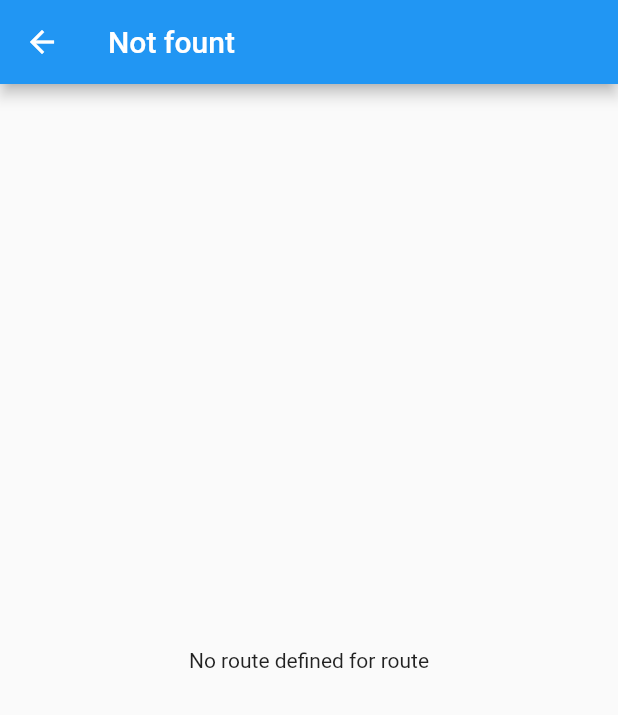
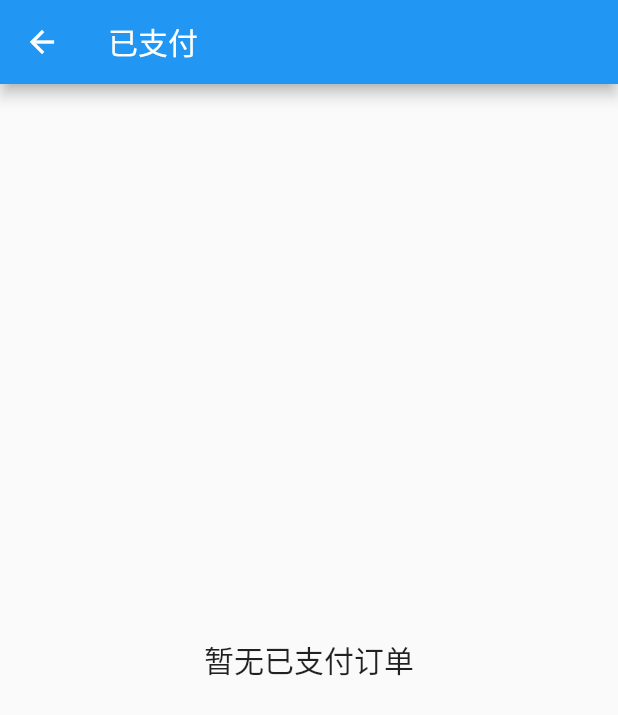
Before and after one commit to ZWN2001/TrainClientFlutter, a Flutter app: the OrderPage screen opened directly, after a tap on "已支付", on a phone screen of 412 x 824 dp. Shown: the top 715 px of the screen. Run offline on Flutter 3.47's test engine with Material 2 defaults, Android fonts, the phone set to English and light mode, and no system bars; our stand-ins replace dio, fluttertoast, webview_flutter.

Commit message:
feat:已支付界面

```diff
--- a/lib/api/api.dart
+++ b/lib/api/api.dart
@@ -105,13 +105,15 @@ class TicketAndOrderApi{
   ///改签
   String urlPostRebook = "${Service.hostTicket}${Service.command}/rebook";
   ///取票
-  String urlPostGet = "${Service.hostTicket}${Service.command}/booking";
+  String urlPostGet = "${Service.hostTicket}${Service.command}/get";
+  String urlPostBookingCancel = "${Service.hostTicket}${Service.command}/bookingCancel";
   ///余票
   String urlGetTicketRemain = "${Service.hostTicket}${Service.query}/ticketRemain";
   ///票价
   String urlGetTicketPrice = "${Service.hostTicket}${Service.query}/ticketPrice";
   String urlGetSelfTicket = "${Service.hostTicket}${Service.query}/selfTicket";
   String urlGetSelfOrder = "${Service.hostTicket}${Service.query}/selfOrder";
+  String urlGetSelfPaiedOrder = "${Service.hostTicket}${Service.query}/selfPaiedOrder";
   String urlGetTicketInfo = "${Service.hostTicket}${Service.query}/ticketInfo";
   String urlGetTicketSeatInfo = "${Service.hostTicket}${Service.query}/ticketSeatInfo";
   String urlGetTicketToPayDetail = "${Service.hostTicket}${Service.query}/ticketToPayDetail";
--- a/lib/bean/bean.dart
+++ b/lib/bean/bean.dart
@@ -12,3 +12,21 @@ class PassengerToPay {
 }
 
 }
+
+class OrderGeneral {
+  late final String orderId;
+  late final String trainRouteId;
+  late final String fromStationId;
+  late final String toStationId;
+  late final String departureDate;
+  late final String orderStatus;
+
+  OrderGeneral.fromJson(jsonMap) {
+    orderId = jsonMap['orderId'] ?? '0';
+    trainRouteId = jsonMap['trainRouteId'] ?? '0';
+    fromStationId = jsonMap['fromStationId'] ?? '0';
+    toStationId = jsonMap['toStationId'] ?? '0';
+    departureDate = jsonMap['departureDate'] ?? '0';
+    orderStatus = jsonMap['orderStatus'] ?? '';
+  }
+}
--- a/lib/route/route_table.dart
+++ b/lib/route/route_table.dart
@@ -1,8 +1,9 @@
 import 'package:flutter/material.dart';
-import 'package:train_client_flutter/ui/ticket_unpaid.dart';
+import 'package:train_client_flutter/ui/ticket_unpaied.dart';
 
 import '../ui/main_page.dart';
 import '../ui/splash.dart';
+import '../ui/ticket_paied.dart';
 
 /// 路由表
 class RouteTable {
@@ -13,6 +14,7 @@ class RouteTable {
     // 主界面
     '/main_page': (context) => const MainPage(),
     '/ticket_unpaid':(context) => const TicketUnpaiedPage(),
+    '/ticket_paid':(context) => const TicketPaiedPage(),
   };
 
   //鉴权拦截表
--- a/lib/ui/order_page.dart
+++ b/lib/ui/order_page.dart
@@ -43,7 +43,7 @@ class OrderPage extends StatelessWidget {
                 Row(
                   children: [
                     Expanded(child: _buttonsItem(context,Icons.account_balance_wallet_outlined, '待支付', '/ticket_unpaid')),
-                    Expanded(child: _buttonsItem(context,Icons.assignment_outlined, '已支付', 'route')),
+                    Expanded(child: _buttonsItem(context,Icons.assignment_outlined, '已支付', '/ticket_paid')),
                     Expanded(child: _buttonsItem(context,Icons.assignment_turned_in_outlined, '全部订单', 'route')),
                     Expanded(child: _buttonsItem(context,Icons.local_mall_outlined, '我的车票', 'route')),
                   ],
--- /dev/null
+++ b/lib/ui/ticket_paied.dart
@@ -0,0 +1,39 @@
+import 'package:flutter/material.dart';
+import 'package:train_client_flutter/bean/bean.dart';
+
+import '../widget/cards.dart';
+
+class TicketPaiedPage extends StatefulWidget{
+  const TicketPaiedPage({Key? key}) : super(key: key);
+
+  @override
+  State<StatefulWidget> createState() =>TicketPaiedState();
+}
+
+class TicketPaiedState extends State<TicketPaiedPage>{
+  OrderGeneral o = OrderGeneral.fromJson({});
+  late List<OrderGeneral> list = [];
+
+
+  @override
+  Widget build(BuildContext context) {
+    return Scaffold(
+      appBar: AppBar(title: const Text("已支付"),),
+      body: list.isEmpty?_noTicketWidget():_ticketsWidget(),
+    );
+  }
+  Widget _noTicketWidget(){
+    return const Center(
+      child: Text("暂无已支付订单",style: TextStyle(fontSize: 20),),
+    );
+  }
+
+  Widget _ticketsWidget(){
+    return Column(
+      children: [
+        TicketPaiedCard(orderGeneral: list.first,)
+      ],
+    );
+  }
+
+}
```
Also changed, not shown: lib/widget/cards.dart (+73 -0 lines), lib/ui/ticket_unpaied.dart (renamed from lib/ui/ticket_unpaid.dart).
